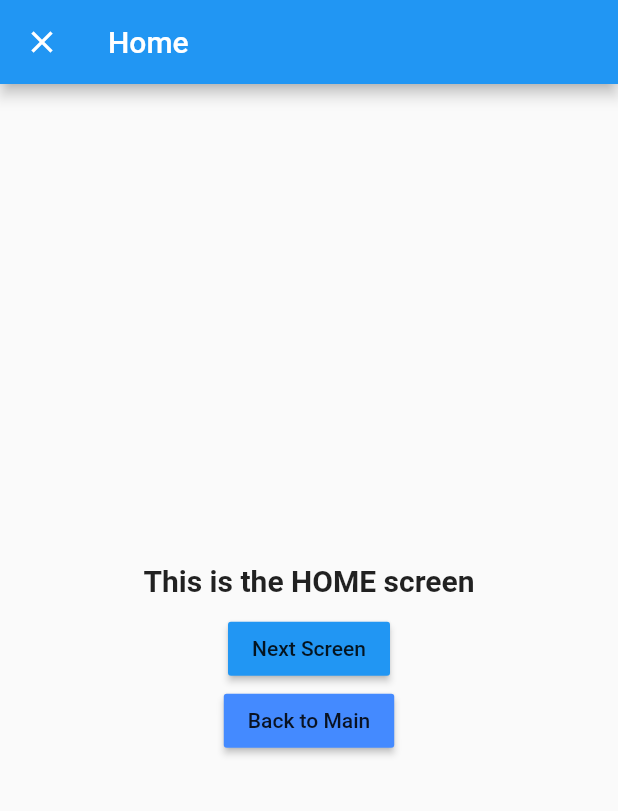
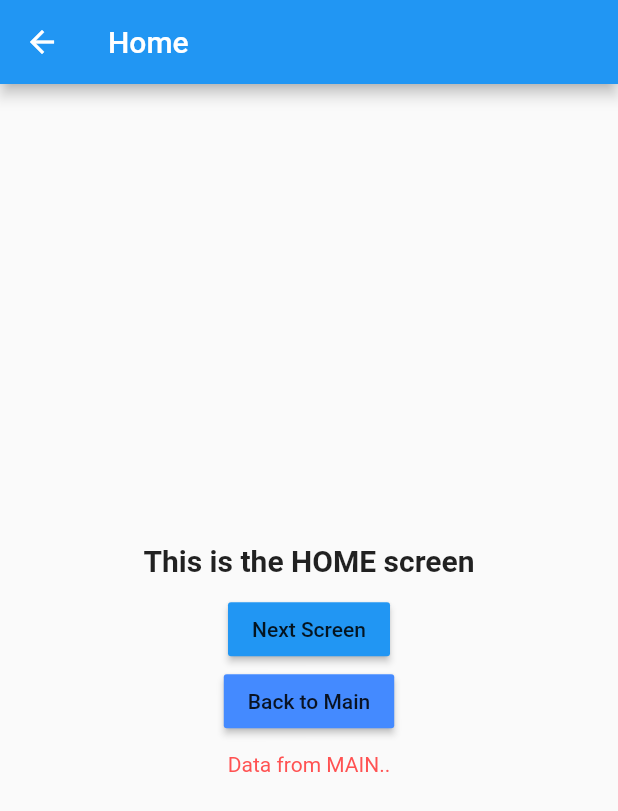
Before and after one commit to vleiswal/getx_navigation, a Flutter app: the screen it shows after launch, after a tap on "Goto Home", on a phone screen of 412 x 824 dp. Shown: the top 811 px of the screen. Run offline on Flutter 3.47's test engine with Material 2 defaults, Android fonts, the phone set to English and light mode, and no system bars; our stand-ins replace get.

Commit message:
home args

```diff
--- a/lib/home.dart
+++ b/lib/home.dart
@@ -37,6 +37,14 @@ class Home extends StatelessWidget {
             },
             color: Colors.blueAccent,
           ),
+          SizedBox(height: 10),
+          Text(
+            "${Get.arguments}",
+            style: TextStyle(
+              color: Colors.redAccent,
+              fontSize: 14,
+            ),
+          ),
         ],
       )),
     );
--- a/lib/main.dart
+++ b/lib/main.dart
@@ -12,27 +12,29 @@ class MyApp extends StatelessWidget {
     return GetMaterialApp(
       title: 'Navigation',
       home: Scaffold(
-          appBar: AppBar(
-            title: Text('getx Navigation'),
-          ),
-          body: Center(
-              child: Column(
+        appBar: AppBar(
+          title: Text('getx Navigation'),
+        ),
+        body: Center(
+          child: Column(
             mainAxisAlignment: MainAxisAlignment.center,
             crossAxisAlignment: CrossAxisAlignment.center,
             children: [
               RaisedButton(
                 child: Text('Goto Home'),
                 onPressed: () {
-                  Get.to(
-                    Home(),
-                    fullscreenDialog: true,
-                    transition: Transition.leftToRightWithFade,
-                    duration: Duration(milliseconds: 500),
-                  );
+                  // Get.to(
+                  //   Home(),
+                  //   fullscreenDialog: true,
+                  //   transition: Transition.leftToRightWithFade,
+                  //   duration: Duration(milliseconds: 4000),
+                  Get.to(Home(), arguments: 'Data from MAIN..');
                 },
               ),
             ],
-          ))),
+          ),
+        ),
+      ),
     );
   }
 }
```
